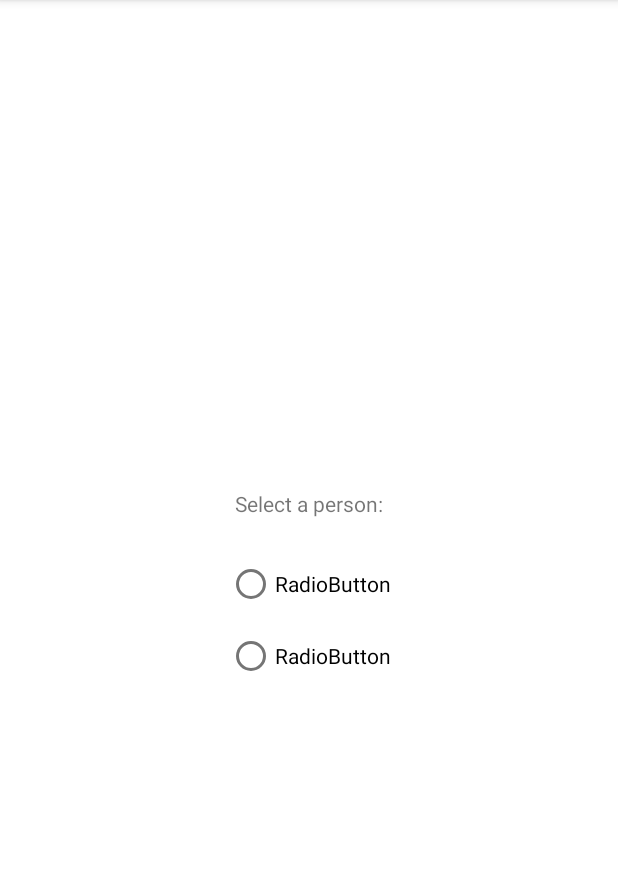
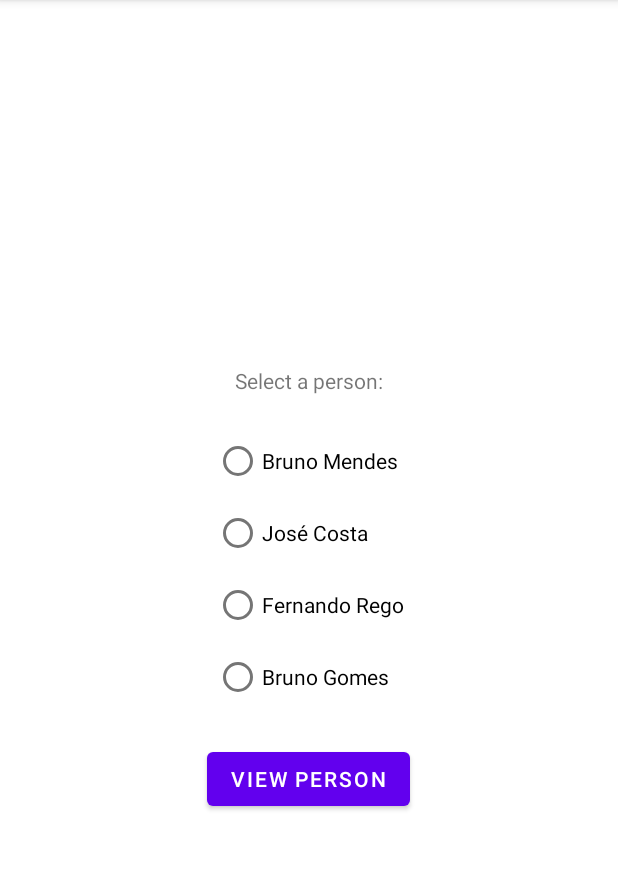
Before and after one commit to bdmendes/feup-cpm, an Android app: the screen it shows after launch (MainActivity), on a phone screen of 412 x 824 dp, the part 84-954 px from its top. Run offline under Robolectric (Android 15) with nearby library versions, the light colour scheme and no system bars.

Commit message:
Finish activity tutorial

```diff
--- a/ActivityTutorial/app/src/main/res/layout/activity_main.xml
+++ b/ActivityTutorial/app/src/main/res/layout/activity_main.xml
@@ -16,23 +16,38 @@
         android:text="@string/main_select_person" />
 
     <RadioGroup
-        android:id="@+id/radioGroup1"
+        android:id="@+id/radioGroup"
         android:layout_width="wrap_content"
         android:layout_height="wrap_content"
         android:orientation="vertical">
-
         <RadioButton
-            android:id="@+id/radioButton2"
+            android:id="@+id/radioButtonBDMendes"
             android:layout_width="wrap_content"
             android:layout_height="wrap_content"
-            android:text="RadioButton" />
-
+            android:text="@string/main_select_person_bdmendes" />
         <RadioButton
-            android:id="@+id/radioButton1"
+            android:id="@+id/radioButtonSirze"
             android:layout_width="wrap_content"
             android:layout_height="wrap_content"
-            android:text="RadioButton" />
-
+            android:text="@string/main_select_person_sirze" />
+        <RadioButton
+            android:id="@+id/radioButtonNando"
+            android:layout_width="wrap_content"
+            android:layout_height="wrap_content"
+            android:text="@string/main_select_person_nando" />
+        <RadioButton
+            android:id="@+id/radioButtonBCGomes"
+            android:layout_width="wrap_content"
+            android:layout_height="wrap_content"
+            android:text="@string/main_select_person_bcgomes" />
     </RadioGroup>
 
+    <Button
+        android:id="@+id/selectButton"
+        android:layout_width="wrap_content"
+        android:layout_height="wrap_content"
+        android:layout_marginTop="20dp"
+        android:onClick="sele"
+        android:text="@string/main_select_person_button" />
+
 </LinearLayout>
--- a/ActivityTutorial/app/src/main/res/values/strings.xml
+++ b/ActivityTutorial/app/src/main/res/values/strings.xml
@@ -1,4 +1,9 @@
 <resources>
     <string name="app_name">Activity Tutorial</string>
     <string name="main_select_person">Select a person:</string>
+    <string name="main_select_person_bdmendes">Bruno Mendes</string>
+    <string name="main_select_person_sirze">José Costa</string>
+    <string name="main_select_person_bcgomes">Bruno Gomes</string>
+    <string name="main_select_person_nando">Fernando Rego</string>
+    <string name="main_select_person_button">View Person</string>
 </resources>
--- a/ActivityTutorial/build.gradle
+++ b/ActivityTutorial/build.gradle
@@ -1,6 +1,6 @@
 // Top-level build file where you can add configuration options common to all sub-projects/modules.
 plugins {
-    id 'com.android.application' version '7.4.0' apply false
-    id 'com.android.library' version '7.4.0' apply false
+    id 'com.android.application' version '7.3.1' apply false
+    id 'com.android.library' version '7.3.1' apply false
     id 'org.jetbrains.kotlin.android' version '1.7.21' apply false
 }
```
Also changed, not shown: ActivityTutorial/app/src/main/AndroidManifest.xml (+8 -0 lines), ActivityTutorial/app/src/main/java/com/bdmendes/activitytutorial/MainActivity.kt (+25 -0 lines), ActivityTutorial/app/src/main/java/com/bdmendes/activitytutorial/PersonView.kt (added, +23 -0 lines), ActivityTutorial/app/src/main/res/layout/activity_person_view.xml (added, +26 -0 lines).
